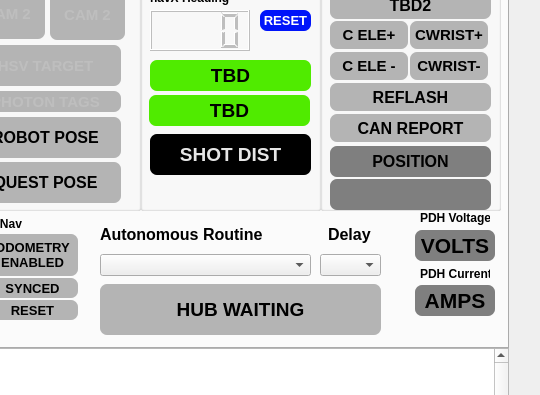
Above: gui/layout_2026.ui from aesatchien/FRC2429_2026 before the change; both pictures show x 942 to 1482 and y 141 to 536 of the 1482 by 722 pixel window. Below: the same form after it.
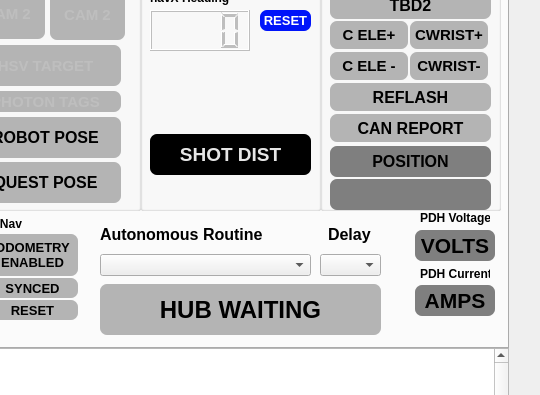
That is the form after the change. Icons and pictures are not drawn. Custom widgets are drawn as their Qt base class.

Commit message: make sim countdown like a real match

Patch:
```diff
--- a/gui/layout_2026.ui
+++ b/gui/layout_2026.ui
@@ -265,74 +265,6 @@
         <set>Qt::AlignCenter</set>
        </property>
       </widget>
-      <widget class="ClickableQLabel" name="qlabel_go_to_l1_indicator">
-       <property name="enabled">
-        <bool>true</bool>
-       </property>
-       <property name="geometry">
-        <rect>
-         <x>10</x>
-         <y>150</y>
-         <width>161</width>
-         <height>31</height>
-        </rect>
-       </property>
-       <property name="font">
-        <font>
-         <family>MS Shell Dlg 2</family>
-         <pointsize>14</pointsize>
-         <bold>true</bold>
-        </font>
-       </property>
-       <property name="styleSheet">
-        <string notr="true">border: 7px;
-border-radius: 7px;
-background-color:rgb(80, 235, 0);</string>
-       </property>
-       <property name="text">
-        <string>TBD</string>
-       </property>
-       <property name="textFormat">
-        <enum>Qt::AutoText</enum>
-       </property>
-       <property name="alignment">
-        <set>Qt::AlignCenter</set>
-       </property>
-      </widget>
-      <widget class="ClickableQLabel" name="qlabel_go_to_l2_indicator">
-       <property name="enabled">
-        <bool>true</bool>
-       </property>
-       <property name="geometry">
-        <rect>
-         <x>9</x>
-         <y>185</y>
-         <width>161</width>
-         <height>31</height>
-        </rect>
-       </property>
-       <property name="font">
-        <font>
-         <family>MS Shell Dlg 2</family>
-         <pointsize>14</pointsize>
-         <bold>true</bold>
-        </font>
-       </property>
-       <property name="styleSheet">
-        <string notr="true">border: 7px;
-border-radius: 7px;
-background-color:rgb(80, 235, 0);</string>
-       </property>
-       <property name="text">
-        <string>TBD</string>
-       </property>
-       <property name="textFormat">
-        <enum>Qt::AutoText</enum>
-       </property>
-       <property name="alignment">
-        <set>Qt::AlignCenter</set>
-       </property>
-      </widget>
       <widget class="QLabel" name="qlabel_shot_distance">
        <property name="enabled">
         <bool>false</bool>
@@ -2201,7 +2133,7 @@
       </property>
       <property name="font">
        <font>
-        <pointsize>14</pointsize>
+        <pointsize>18</pointsize>
         <bold>true</bold>
        </font>
       </property>
```
The commit also changes 1 other file.
